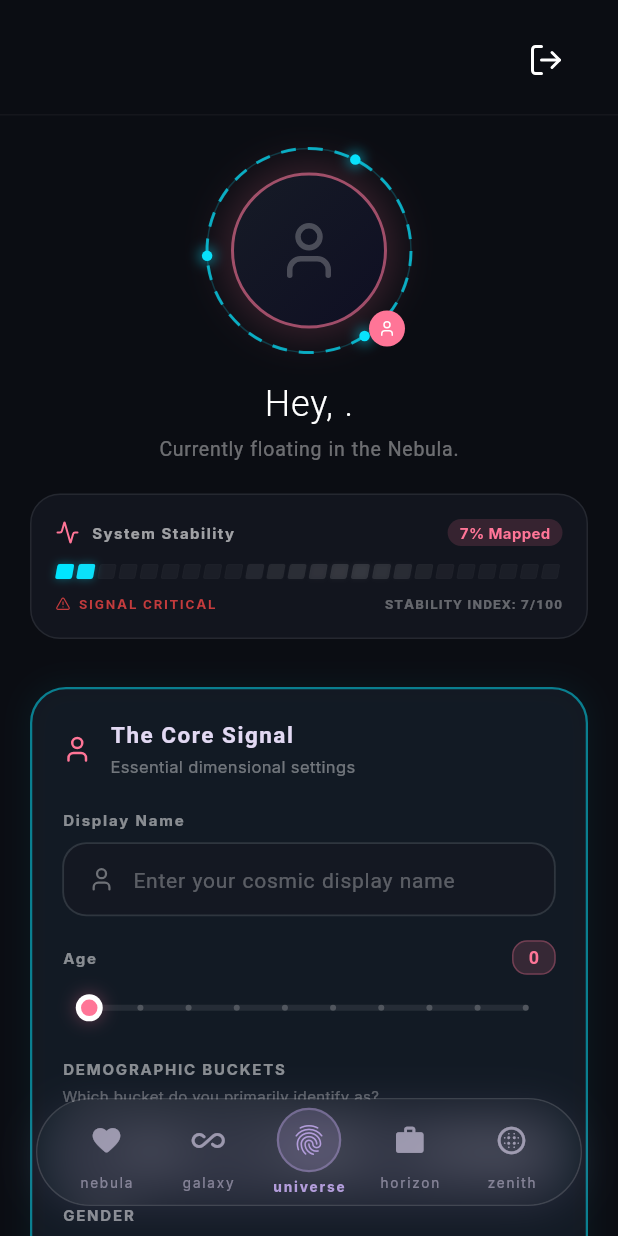
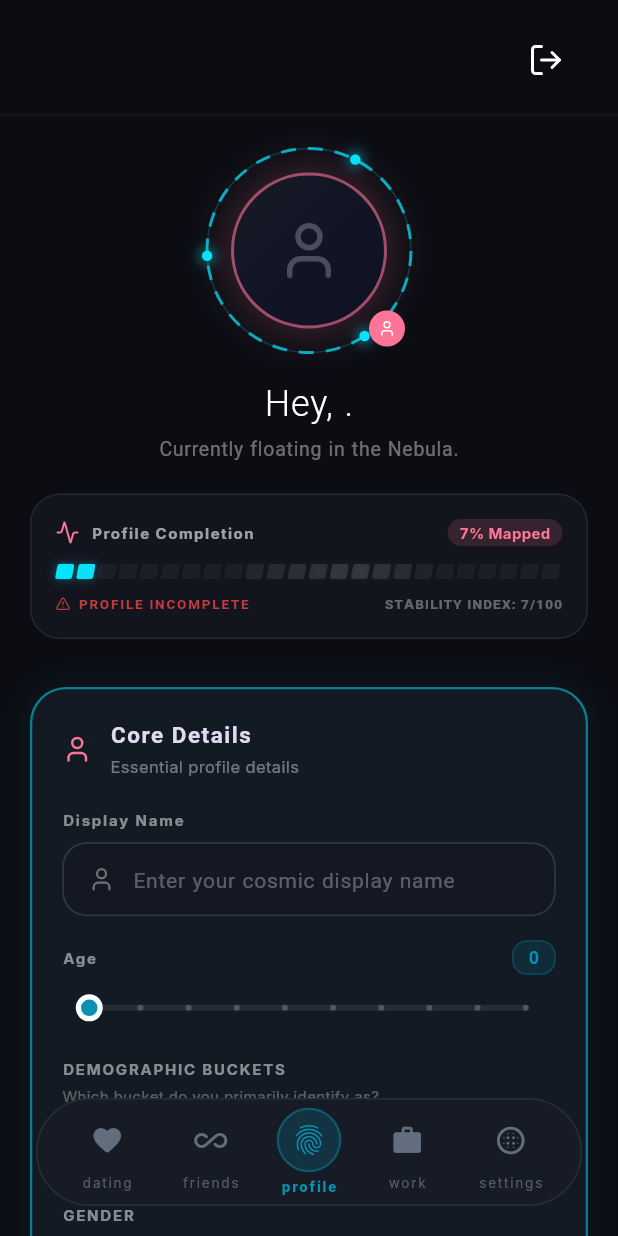
Before and after one commit to devakesu/Nexus, a Flutter app: the MyHomePage screen opened directly with empty values, on a phone screen of 412 x 824 dp. Run offline on Flutter 3.47's test engine with Material 3 defaults, Android fonts, the phone set to English and light mode, and no system bars; drawn by our look-alikes of sentry_flutter; our stand-ins replace dio, firebase_core, flutter_animate, flutter_riverpod, google_fonts, google_sign_in and 5 more; missing offline and left inert: firebase_app_check, google_mlkit_image_labeling; accounts and stored records are empty; generated files the repository leaves out were written again; network calls fail.

Commit message:
refactor: replace cosmic gradient UI with a unified flat cyan color scheme across profile widgets and application theme

```diff
--- a/mobile/lib/screens/home/tabs/profile/sections/core_signal_section.dart
+++ b/mobile/lib/screens/home/tabs/profile/sections/core_signal_section.dart
@@ -74,8 +74,7 @@ class _CoreSignalSectionState extends State<CoreSignalSection> {
     required IconData icon,
   }) {
     final isSelected = widget.searchBuckets.contains(value);
-    const pulsarPink = Color(0xFFFF7597);
-    const deepPurple = Color(0xFF00E5FF);
+    const primaryColor = Color(0xFF0891B2);
 
     return Expanded(
       child: GestureDetector(
@@ -87,28 +86,12 @@ class _CoreSignalSectionState extends State<CoreSignalSection> {
           padding: const EdgeInsets.symmetric(vertical: 11),
           decoration: BoxDecoration(
             borderRadius: BorderRadius.circular(14),
-            gradient: isSelected
-                ? const LinearGradient(
-                    colors: [deepPurple, pulsarPink],
-                    begin: Alignment.topLeft,
-                    end: Alignment.bottomRight,
-                  )
-                : null,
-            color: isSelected ? null : Colors.white.withValues(alpha: 0.02),
+            color: isSelected ? primaryColor : Colors.white.withValues(alpha: 0.02),
             border: Border.all(
               color: isSelected
                   ? Colors.white.withValues(alpha: 0.35)
                   : Colors.white.withValues(alpha: 0.08),
             ),
-            boxShadow: isSelected
-                ? [
-                    BoxShadow(
-                      color: pulsarPink.withValues(alpha: 0.25),
-                      blurRadius: 10,
-                      spreadRadius: 1,
-                    ),
-                  ]
-                : [],
           ),
           child: Row(
             mainAxisAlignment: MainAxisAlignment.center,
@@ -142,8 +125,8 @@ class _CoreSignalSectionState extends State<CoreSignalSection> {
 
     return UniverseSection(
       icon: LucideIcons.user,
-      title: 'The Core Signal',
-      description: 'Essential dimensional settings',
+      title: 'Core Details',
+      description: 'Essential profile details',
       child: Column(
         crossAxisAlignment: CrossAxisAlignment.start,
         children: [
@@ -181,15 +164,11 @@ class _CoreSignalSectionState extends State<CoreSignalSection> {
                   width: double.infinity,
                   child: ElevatedButton.icon(
                     style: ElevatedButton.styleFrom(
-                      backgroundColor: const Color(0xFF00E5FF),
+                      backgroundColor: const Color(0xFF0891B2),
                       foregroundColor: Colors.white,
-                      shadowColor: const Color(
-                        0xFFFF7597,
-                      ).withValues(alpha: 0.5),
-                      elevation: 8,
+                      elevation: 0,
                       shape: RoundedRectangleBorder(
                         borderRadius: BorderRadius.circular(12),
-                        side: const BorderSide(color: Color(0xFFFF7597)),
                       ),
                       padding: const EdgeInsets.symmetric(vertical: 12),
                     ),
@@ -318,22 +297,12 @@ class _CoreSignalSectionState extends State<CoreSignalSection> {
                     ),
                     decoration: BoxDecoration(
                       borderRadius: BorderRadius.circular(20),
-                      gradient: imagePath != null
-                          ? const LinearGradient(
-                              colors: [Color(0xFF00E5FF), pulsarPink],
+                      border: imagePath != null
+                          ? Border.all(
+                              color: const Color(0xFF0891B2),
+                              width: 1.5,
                             )
                           : null,
-                      boxShadow: imagePath != null
-                          ? [
-                              BoxShadow(
-                                color: const Color(
-                                  0xFF00E5FF,
-                                ).withValues(alpha: 0.25),
-                                blurRadius: 8,
-                                spreadRadius: 1,
-                              ),
-                            ]
-                          : [],
                     ),
                     child: Padding(
                       padding: EdgeInsets.all(imagePath != null ? 1.5 : 0),
--- a/mobile/lib/screens/home/tabs/profile/sections/lifestyle_resonance_section.dart
+++ b/mobile/lib/screens/home/tabs/profile/sections/lifestyle_resonance_section.dart
@@ -57,8 +57,8 @@ class LifestyleResonanceSection extends StatelessWidget {
   Widget build(BuildContext context) {
     return UniverseSection(
       icon: LucideIcons.heart,
-      title: 'Lifestyle & Resonance',
-      description: 'Daily frequency parameters',
+      title: 'Lifestyle & Preferences',
+      description: 'Your daily habits, values and background',
       child: Column(
         crossAxisAlignment: CrossAxisAlignment.start,
         children: [
--- a/mobile/lib/screens/home/tabs/profile/widgets/neon_slider.dart
+++ b/mobile/lib/screens/home/tabs/profile/widgets/neon_slider.dart
@@ -22,7 +22,7 @@ class NeonSlider extends StatelessWidget {
 
   @override
   Widget build(BuildContext context) {
-    const pulsarPink = Color(0xFFFF7597);
+    const primaryColor = Color(0xFF0891B2);
 
     return Column(
       crossAxisAlignment: CrossAxisAlignment.start,
@@ -42,14 +42,14 @@ class NeonSlider extends StatelessWidget {
             Container(
               padding: const EdgeInsets.symmetric(horizontal: 10, vertical: 2),
               decoration: BoxDecoration(
-                color: pulsarPink.withValues(alpha: 0.15),
+                color: primaryColor.withValues(alpha: 0.15),
                 borderRadius: BorderRadius.circular(10),
-                border: Border.all(color: pulsarPink.withValues(alpha: 0.3)),
+                border: Border.all(color: primaryColor.withValues(alpha: 0.3)),
               ),
               child: Text(
                 '${value.round()}',
                 style: const TextStyle(
-                  color: pulsarPink,
+                  color: primaryColor,
                   fontSize: 12,
                   fontWeight: FontWeight.bold,
                   fontFamily: 'Outfit',
@@ -63,10 +63,10 @@ class NeonSlider extends StatelessWidget {
           data: SliderTheme.of(context).copyWith(
             inactiveTrackColor: Colors.white.withValues(alpha: 0.08),
             trackHeight: 4,
-            thumbColor: pulsarPink,
+            thumbColor: primaryColor,
             thumbShape: const _NeonSliderThumbShape(thumbRadius: 9),
             trackShape: const _NeonGradientSliderTrackShape(),
-            overlayColor: pulsarPink.withValues(alpha: 0.2),
+            overlayColor: primaryColor.withValues(alpha: 0.2),
             overlayShape: const RoundSliderOverlayShape(overlayRadius: 18),
             activeTickMarkColor: Colors.white.withValues(alpha: 0.8),
             inactiveTickMarkColor: Colors.white.withValues(alpha: 0.2),
@@ -114,13 +114,10 @@ class _NeonGradientSliderTrackShape extends RectangularSliderTrackShape {
       isDiscrete: isDiscrete,
     );
 
-    const activeColorStart = Color(0xFF00E5FF); // deepPurple
-    const activeColorEnd = Color(0xFFFF7597); // pulsarPink
+    const primaryColor = Color(0xFF0891B2);
 
     final activePaint = Paint()
-      ..shader = const LinearGradient(
-        colors: [activeColorStart, activeColorEnd],
-      ).createShader(trackRect)
+      ..color = primaryColor
       ..style = PaintingStyle.fill;
 
     final inactivePaint = Paint()
@@ -171,14 +168,8 @@ class _NeonSliderThumbShape extends SliderComponentShape {
     required double textScaleFactor,
     required Size sizeWithOverflow,
   }) {
-    const pulsarPink = Color(0xFFFF7597);
+    const primaryColor = Color(0xFF0891B2);
     final canvas = context.canvas;
-
-    final glowRadius = thumbRadius + 5 * activationAnimation.value;
-    final glowPaint = Paint()
-      ..color = pulsarPink.withValues(alpha: 0.35)
-      ..maskFilter = const MaskFilter.blur(BlurStyle.normal, 6);
-    canvas.drawCircle(center, glowRadius, glowPaint);
 
     final outerPaint = Paint()
       ..color = Colors.white
@@ -186,7 +177,7 @@ class _NeonSliderThumbShape extends SliderComponentShape {
     canvas.drawCircle(center, thumbRadius, outerPaint);
 
     final innerPaint = Paint()
-      ..color = pulsarPink
+      ..color = primaryColor
       ..style = PaintingStyle.fill;
     canvas.drawCircle(center, thumbRadius - 3.5, innerPaint);
   }
--- a/mobile/lib/screens/home/tabs/profile/widgets/stability_tracker.dart
+++ b/mobile/lib/screens/home/tabs/profile/widgets/stability_tracker.dart
@@ -88,7 +88,7 @@ class StabilityTracker extends StatelessWidget {
                     Icon(LucideIcons.activity, color: Color(0xFFFF7597)),
                     SizedBox(width: 12),
                     Text(
-                      'Cosmic Stability Report',
+                      'Profile Completion Report',
                       style: TextStyle(
                         color: Colors.white,
                         fontSize: 18,
@@ -100,12 +100,12 @@ class StabilityTracker extends StatelessWidget {
                 ),
                 const SizedBox(height: 16),
                 Text(
-                  'Your stability is at $stabilityPercentage% alignment.',
+                  'Your profile is $stabilityPercentage% complete.',
                   style: const TextStyle(color: Colors.white70, fontSize: 14),
                 ),
                 const SizedBox(height: 12),
                 const Text(
-                  'Complete your signals to increase your matching resonance. Each filled parameter refines your cosmic coordinates:',
+                  'Complete your profile details to improve matchmaking. Each filled parameter increases your search relevance:',
                   style: TextStyle(
                     color: Colors.white54,
                     fontSize: 13,
@@ -119,8 +119,8 @@ class StabilityTracker extends StatelessWidget {
                     child: Column(
                       crossAxisAlignment: CrossAxisAlignment.start,
                       children: [
-                        // 1. The Core Signal
-                        _buildStabilityCategoryHeader('The Core Signal'),
+                        // 1. Core Details
+                        _buildStabilityCategoryHeader('Core Details'),
                         _buildStabilityCriteriaRow(
                           icon: LucideIcons.image,
                           label: 'Profile Picture',
@@ -199,8 +199,8 @@ class StabilityTracker extends StatelessWidget {
                         ),
                         const SizedBox(height: 12),
 
-                        // 2. Social Coordinates
-                        _buildStabilityCategoryHeader('Social Coordinates'),
+                        // 2. Social & Campus Info
+                        _buildStabilityCategoryHeader('Social & Campus Info'),
                         _buildStabilityCriteriaRow(
                           icon: LucideIcons.home,
                           label: 'Hometown',
@@ -233,8 +233,8 @@ class StabilityTracker extends StatelessWidget {
                         ),
                         const SizedBox(height: 12),
 
-                        // 3. Lifestyle & Resonance
-                        _buildStabilityCategoryHeader('Lifestyle & Resonance'),
+                        // 3. Lifestyle & Preferences
+                        _buildStabilityCategoryHeader('Lifestyle & Preferences'),
                         _buildStabilityCriteriaRow(
                           icon: LucideIcons.activity,
                           label: 'Lifestyle Description',
@@ -279,8 +279,8 @@ class StabilityTracker extends StatelessWidget {
                         ),
                         const SizedBox(height: 12),
 
-                        // 4. Affinity & Interests
-                        _buildStabilityCategoryHeader('Affinity & Interests'),
+                        // 4. Interests & Hobbies
+                        _buildStabilityCategoryHeader('Interests & Hobbies'),
                         _buildStabilityCriteriaRow(
                           icon: LucideIcons.sparkles,
                           label: 'Interests',
@@ -412,7 +412,7 @@ class StabilityTracker extends StatelessWidget {
                     ),
                     const SizedBox(width: 8),
                     Text(
-                      'System Stability',
+                      'Profile Completion',
                       style: TextStyle(
                         color: Colors.white.withValues(alpha: 0.6),
                         fontSize: 10,
@@ -543,7 +543,7 @@ class StabilityTracker extends StatelessWidget {
                 IconData statusIcon;
 
                 if (percentage < 35) {
-                  statusText = 'SIGNAL CRITICAL';
+                  statusText = 'PROFILE INCOMPLETE';
                   statusColor = const Color(0xFFEF4444);
                   statusIcon = LucideIcons.alertTriangle;
                 } else if (percentage < 75) {
@@ -551,7 +551,7 @@ class StabilityTracker extends StatelessWidget {
                   statusColor = const Color(0xFFF59E0B);
                   statusIcon = LucideIcons.refreshCw;
                 } else {
-                  statusText = 'ALIGNMENT STABLE';
+                  statusText = 'PROFILE COMPLETE';
                   statusColor = const Color(0xFF10B981);
                   statusIcon = LucideIcons.checkCircle;
                 }
--- a/mobile/lib/screens/home/widgets/common_header.dart
+++ b/mobile/lib/screens/home/widgets/common_header.dart
@@ -53,30 +53,13 @@ class CommonHeader extends StatelessWidget {
       child: Row(
         mainAxisAlignment: MainAxisAlignment.spaceBetween,
         children: [
-          // Stylish App Name Header
-          ShaderMask(
-            shaderCallback: (bounds) => LinearGradient(
-              colors: [
-                Colors.white,
-                tabThemeColor.withAlpha(220),
-              ],
-              begin: Alignment.topLeft,
-              end: Alignment.bottomRight,
-            ).createShader(bounds),
-            child: Text(
+          Text(
             appName.toUpperCase(),
             style: GoogleFonts.orbitron(
               fontSize: 22,
               fontWeight: FontWeight.w900,
               letterSpacing: 2,
               color: Colors.white,
-                shadows: [
-                  Shadow(
-                    color: tabThemeColor.withAlpha(127),
-                    blurRadius: 8,
-                  ),
-                ],
-              ),
             ),
           ),
           // Dynamic Action Button based on Tab
@@ -94,7 +77,7 @@ class CommonHeader extends StatelessWidget {
                 color: const Color(0xFF161B26),
                 shape: BoxShape.circle,
                 border: Border.all(
-                  color: tabThemeColor.withAlpha(76),
+                  color: Colors.white.withAlpha(20),
                   width: 1.5,
                 ),
               ),
--- a/mobile/lib/screens/home/widgets/custom_bottom_nav_bar.dart
+++ b/mobile/lib/screens/home/widgets/custom_bottom_nav_bar.dart
@@ -16,64 +16,47 @@ class CustomBottomNavBar extends StatelessWidget {
   Color _getSelectedColor(int index) {
     switch (index) {
       case 0:
-        return const Color(0xFFFF7597); // Pulsar Pink (Dating)
+        return const Color(0xFFFF4F81); // Dating
       case 1:
-        return const Color(0xFFFFB03A); // Cosmic Sunset Gold (Friends)
+        return const Color(0xFFFF9F1C); // Friends
       case 2:
-        return const Color(0xFFB39DDB); // Deep Lavender / Universe
+        return const Color(0xFF0891B2); // Profile
       case 3:
-        return const Color(0xFF00F5D4); // Neon Teal (Resonance)
+        return const Color(0xFF00F5D4); // Professional
       case 4:
-        return const Color(0xFF80C9FF); // Starlight Blue (Orbit)
+        return const Color(0xFF4EA8DE); // Settings
       default:
-        return const Color(0xFFFF7597);
+        return const Color(0xFF0891B2);
     }
   }
 
   Color _getUnselectedColor() {
-    return const Color(0x99E2D9F3); // Soft translucent lavender/grey
+    return const Color(0x9994A3B8); // Flat muted grey
   }
 
   @override
   Widget build(BuildContext context) {
-    // Determine soft ambient glow color based on selected tab
-    final activeGlowColor = _getSelectedColor(currentIndex);
-
     return Container(
       margin: const EdgeInsets.fromLTRB(24, 0, 24, 20),
       height: 72,
       decoration: BoxDecoration(
-        color: const Color(0xFFFFFFFF).withAlpha(10), // Whispering transparency
+        color: const Color(0xFF161B26),
         borderRadius: BorderRadius.circular(36),
         border: Border.all(
-          color: const Color(0xFFFFFFFF).withAlpha(30), // Subtle light leak edge
+          color: Colors.white.withAlpha(20),
         ),
-        boxShadow: [
-          BoxShadow(
-            color: activeGlowColor.withAlpha(38), // Soft pulsar active tab glow
-            blurRadius: 24,
-            spreadRadius: -2,
-            offset: const Offset(0, 4),
       ),
-        ],
-      ),
-      child: ClipRRect(
-        borderRadius: BorderRadius.circular(36),
-        child: BackdropFilter(
-          filter: ImageFilter.blur(sigmaX: 16, sigmaY: 16), // Glass blur
       child: Padding(
         padding: const EdgeInsets.symmetric(horizontal: 12),
         child: Row(
           mainAxisAlignment: MainAxisAlignment.spaceAround,
           children: [
-                _buildNavItem(0, Icons.favorite_rounded, 'nebula'),
-                _buildNavItem(1, Icons.all_inclusive_rounded, 'galaxy'),
+            _buildNavItem(0, Icons.favorite_rounded, 'dating'),
+            _buildNavItem(1, Icons.all_inclusive_rounded, 'friends'),
             _buildCenterNavItem(),
-                _buildNavItem(3, Icons.work_rounded, 'horizon'),
-                _buildNavItem(4, Icons.blur_circular_rounded, 'zenith'),
+            _buildNavItem(3, Icons.work_rounded, 'work'),
+            _buildNavItem(4, Icons.blur_circular_rounded, 'settings'),
           ],
-            ),
-          ),
         ),
       ),
     );
@@ -180,7 +163,7 @@ class CustomBottomNavBar extends StatelessWidget {
           ),
           const SizedBox(height: 3),
           Text(
-            'universe',
+            'profile',
             style: TextStyle(
               fontSize: 9,
               letterSpacing: 1.2,
--- a/mobile/lib/screens/home/widgets/tab_scaffold.dart
+++ b/mobile/lib/screens/home/widgets/tab_scaffold.dart
@@ -83,9 +83,8 @@ class TabScaffold extends StatelessWidget {
                         ),
                       ],
                     ),
-                    const SizedBox(height: 16),
                     Text(
-                      'Activate your local gravitational pool to scan for matches and synchronize with nearby nodes.',
+                      'Activate your network scanner to search for other matches nearby.',
                       style: TextStyle(
                         fontSize: 13,
                         color: Colors.white.withAlpha(178),
@@ -100,8 +99,7 @@ class TabScaffold extends StatelessWidget {
                         style: ElevatedButton.styleFrom(
                           backgroundColor: themeColor,
                           foregroundColor: Colors.white,
-                          elevation: 8,
-                          shadowColor: themeColor.withAlpha(127),
+                          elevation: 0,
                           shape: RoundedRectangleBorder(
                             borderRadius: BorderRadius.circular(16),
                           ),
```
Also changed, not shown: mobile/lib/main.dart (+11 -11 lines), mobile/lib/screens/home/tabs/profile/models/cosmic_theme.dart (deleted, +0 -13 lines), mobile/lib/screens/home/tabs/profile/sections/affinity_interests_section.dart (+6 -6 lines), mobile/lib/screens/home/tabs/profile/sections/social_coordinates_section.dart (+12 -44 lines), mobile/lib/screens/home/tabs/profile/widgets/neon_radio_button.dart (+5 -24 lines). Lines whose indentation alone changed are shown as unchanged.
